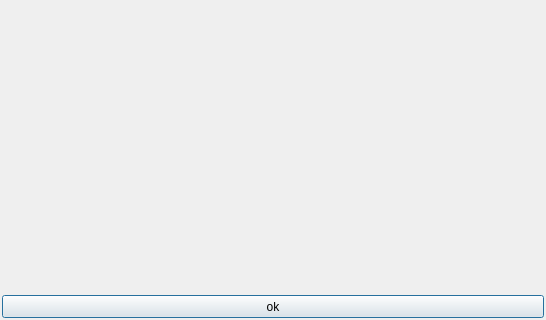
First picture: the form in Src/Eny/DialogDetail.ui, repository AzuritXXL/ViFrame, before the edit; both pictures show x 0 to 546 and y 199 to 519 of the 546 by 519 pixel window.
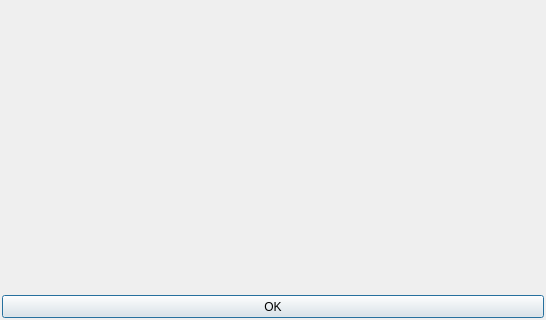
Second picture: the form after the edit. The open tabs and pages were chosen to show the change.

```diff
--- a/Src/Eny/DialogDetail.ui
+++ b/Src/Eny/DialogDetail.ui
@@ -132,7 +132,7 @@
       </size>
      </property>
      <property name="text">
-      <string>ok</string>
+      <string>OK</string>
      </property>
     </widget>
    </item>
```
Left out of the diff: 4 changed lines with no effect on the pictures.
